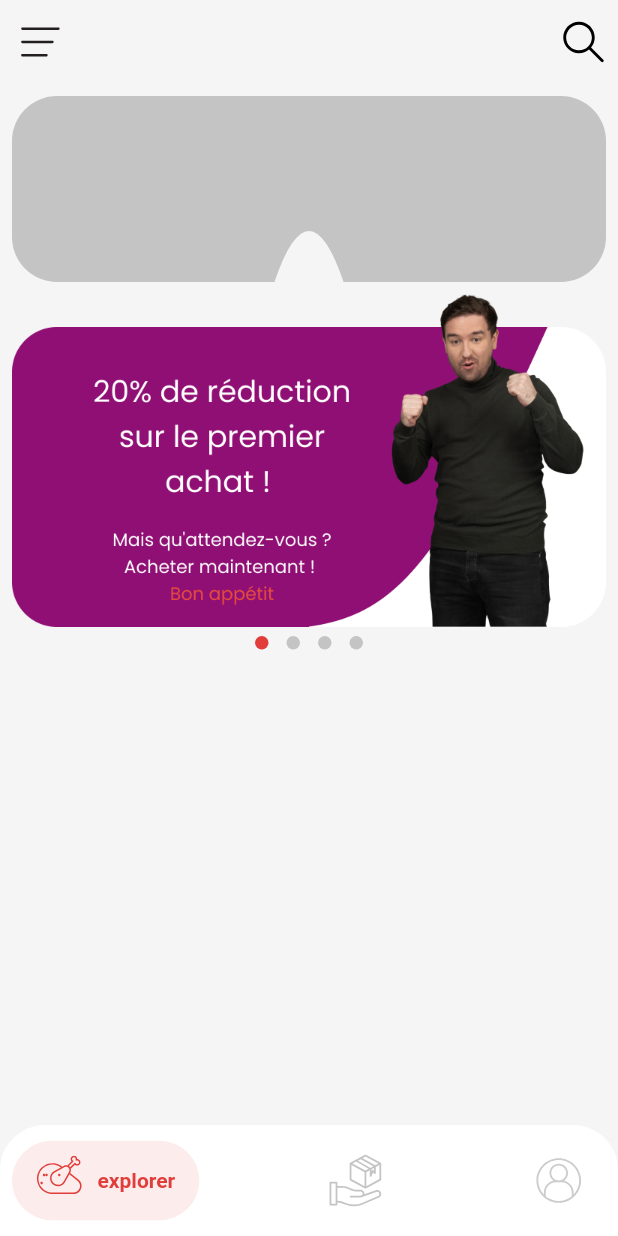
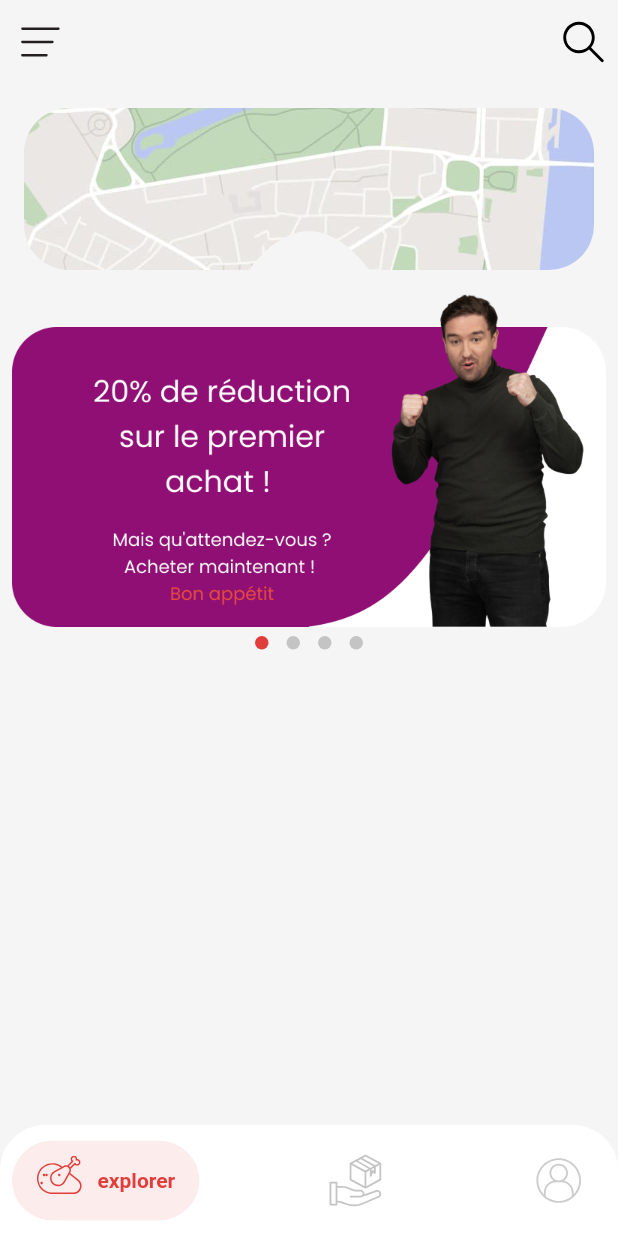
Before and after one commit to HoussemRabah/maclat, a Flutter app: the HomeScreen screen opened directly, on a phone screen of 412 x 824 dp. Run offline on Flutter 3.47's test engine with Material 2 defaults, Android fonts, the phone set to English and light mode, and no system bars; drawn by our look-alikes of card_swiper, dots_indicator, salomon_bottom_bar; our stand-ins replace flutter_custom_clippers, flutter_svg, font_awesome_flutter.

Commit message:
add maps background

```diff
--- a/lib/UI/Screens/home.dart
+++ b/lib/UI/Screens/home.dart
@@ -32,17 +32,29 @@ class _HomeScreenState extends State<HomeScreen> {
             clipBehavior: Clip.antiAlias,
             decoration: BoxDecoration(
               borderRadius: radius,
-              color: greyColor,
             ),
             child: Stack(
               alignment: Alignment.center,
               children: [
+                Container(
+                  width: double.infinity,
+                  margin: EdgeInsets.all(8.0),
+                  height: 124,
+                  clipBehavior: Clip.antiAlias,
+                  decoration: BoxDecoration(
+                    borderRadius: radius,
+                  ),
+                  child: Image.asset(
+                    "assets/proto/maps.png",
+                    fit: BoxFit.cover,
+                  ),
+                ),
                 Positioned(
                   top: 90,
                   child: ClipPath(
                     clipper: OvalTopBorderClipper(),
                     child: Container(
-                      width: 50.0,
+                      width: 100.0,
                       height: 50.0,
                       color: backColor,
                     ),
--- a/pubspec.yaml
+++ b/pubspec.yaml
@@ -52,6 +52,7 @@ flutter:
    - assets/icons/account.svg
    - assets/icons/ordre.svg
    - assets/proto/cardads1.png
+   - assets/proto/maps.png
   #  - images/a_dot_ham.jpeg
 
   # An image asset can refer to one or more resolution-specific "variants", see
```
